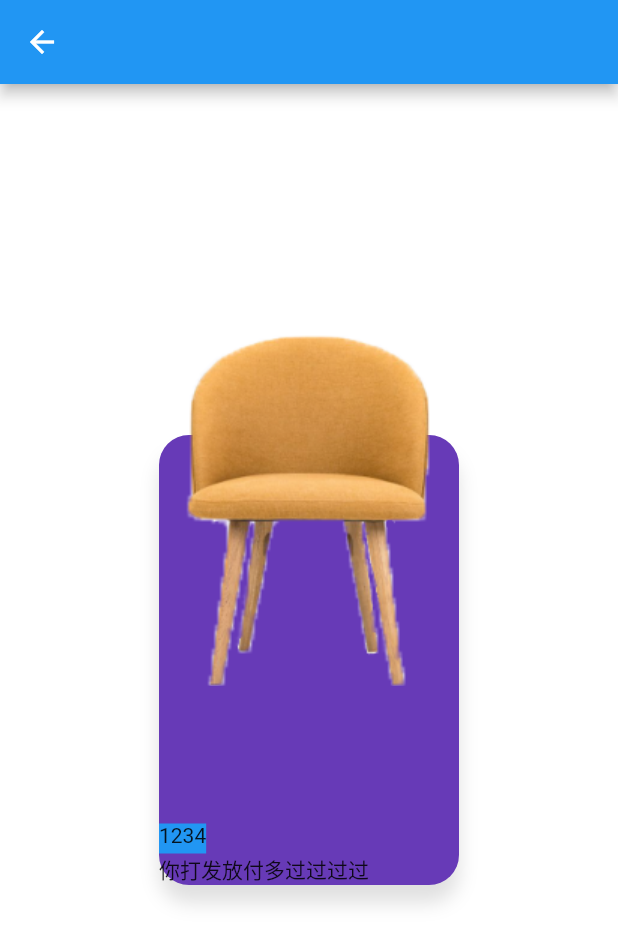
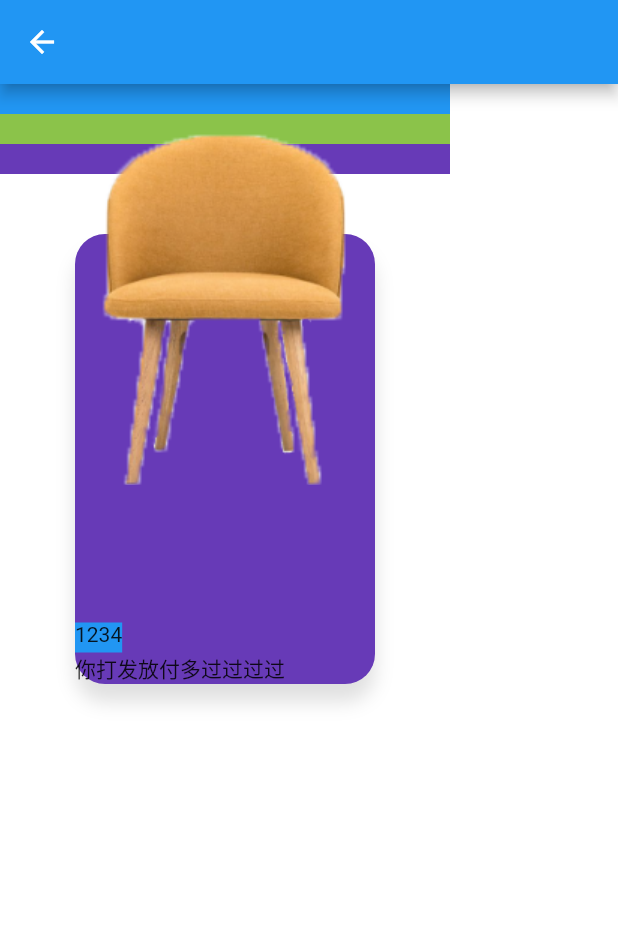
Before and after one commit to ChangQing666/Flutter-app, a Flutter app: the StackTestPage screen opened by its route, on a phone screen of 412 x 824 dp. Shown: the top 944 px of the screen. Run offline on Flutter 3.47's test engine with Material 2 defaults, Android fonts, the light colour scheme and no system bars.

```diff
--- /dev/null
+++ b/lib/pages/test_page/data.dart
@@ -0,0 +1,34 @@
+import'package:flutter/material.dart';
+
+class ItemModel {
+  String imageUrl;
+  String title;
+  Color color;
+  ItemModel({this.imageUrl, this.title, this.color});
+}
+
+var lists = [
+  ItemModel(
+    imageUrl: 'assets/images/f01.png',
+    title: 'Beautiful 01',
+    color: Colors.blue,
+  ),
+  ItemModel(
+    imageUrl: 'assets/images/f02.png',
+    title: 'Beautiful 02',
+    color: Colors.lightGreen,
+  ),
+  ItemModel(
+    imageUrl: 'assets/images/f03.png',
+    title: 'Beautiful 03',
+    color: Colors.deepPurple,
+  ),
+  ItemModel(
+    imageUrl: 'assets/images/furniture_detail_01.jpeg',
+    title: 'Beautiful 04',
+  ),
+  ItemModel(
+    imageUrl: 'assets/images/furniture_detail_02.jpeg',
+    title: 'Beautiful 05',
+  ),
+];
--- a/lib/pages/test_page/stack_test.dart
+++ b/lib/pages/test_page/stack_test.dart
@@ -1,13 +1,37 @@
 import 'package:flutter/material.dart';
+import 'data.dart';
 
 class StackTestPage extends StatelessWidget {
+  Widget _item(item) {
+    return Container(
+      width:300,
+      height:20,
+      decoration: BoxDecoration(
+        color: item.color
+      ),
+    );
+  }
+  _pageList() {
+    List<Widget> _list = [];
+    for(var i = 0; i < lists.length; i++) {
+      _list.add(_item(lists[i]));
+    }
+    return _list;
+  }
+
+
+
   @override
   Widget build(BuildContext context) {
     return Scaffold(
       appBar: AppBar(),
       backgroundColor: Colors.white,
-      body: Center(
-        child: SizedBox(
+      body: Column(
+        mainAxisAlignment: MainAxisAlignment.start,
+        crossAxisAlignment: CrossAxisAlignment.center,
+        children: <Widget>[
+          ..._pageList(),
+          SizedBox(
             height: 300.0,
             width: 200.0,
             child: Stack(
@@ -50,6 +74,7 @@ class StackTestPage extends StatelessWidget {
               ],
             ),
           ),
+        ],
       ),
     );
   }
```
Lines whose indentation alone changed are shown as unchanged.
